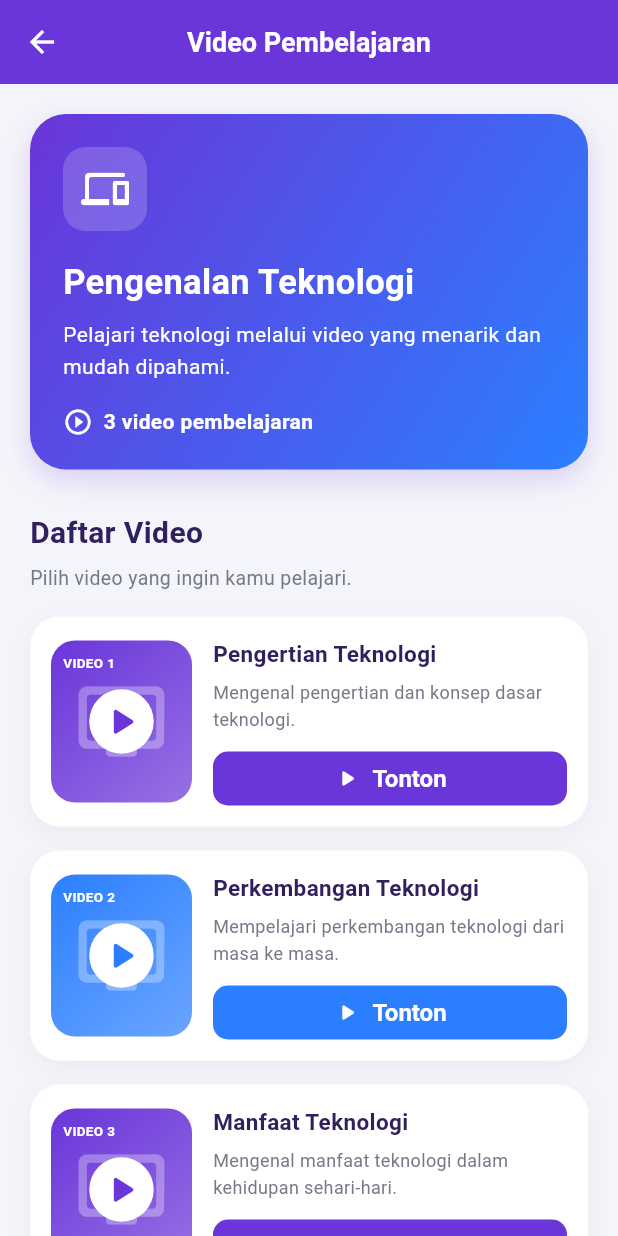
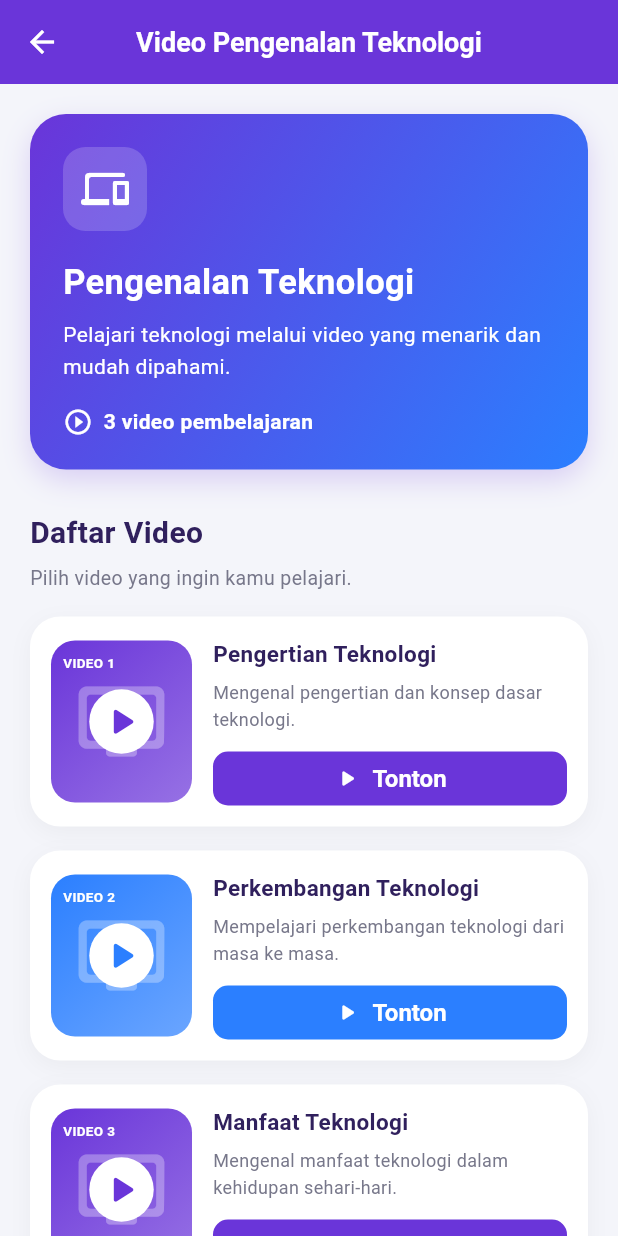
Before and after one commit to Shaniaafni08/TechMate, a Flutter app: the VideoPage screen opened directly, after a tap on "Pengenalan Teknologi", on a phone screen of 412 x 824 dp. Run offline on Flutter 3.47's test engine with Material 3 defaults, Android fonts, the phone set to English and light mode, and no system bars; our stand-ins replace audioplayers, shared_preferences, video_player; accounts and stored records are empty.

Commit message:
Halaman video

```diff
--- a/lib/pages/daftar_video_page.dart
+++ b/lib/pages/daftar_video_page.dart
@@ -1,9 +1,11 @@
+import 'package:flutter/material.dart';
 
-import 'package:flutter/material.dart';
 import 'pemutar_video_page.dart';
 
 class DaftarVideoPage extends StatelessWidget {
-  const DaftarVideoPage({super.key});
+  final String judulMateri;
+
+  const DaftarVideoPage({super.key, required this.judulMateri});
 
   static const Color ungu = Color(0xFF6A35D9);
   static const Color biru = Color(0xFF2B7FFF);
@@ -12,20 +14,17 @@ class DaftarVideoPage extends StatelessWidget {
   static const List<Map<String, String>> daftarVideo = [
     {
       'judul': 'Pengertian Teknologi',
-      'deskripsi':
-          'Mengenal pengertian dan konsep dasar teknologi.',
+      'deskripsi': 'Mengenal pengertian dan konsep dasar teknologi.',
       'file': 'assets/videos/pengenalan_teknologi.mp4',
     },
     {
       'judul': 'Perkembangan Teknologi',
-      'deskripsi':
-          'Mempelajari perkembangan teknologi dari masa ke masa.',
+      'deskripsi': 'Mempelajari perkembangan teknologi dari masa ke masa.',
       'file': 'assets/videos/video1.mp4',
     },
     {
       'judul': 'Manfaat Teknologi',
-      'deskripsi':
-          'Mengenal manfaat teknologi dalam kehidupan sehari-hari.',
+      'deskripsi': 'Mengenal manfaat teknologi dalam kehidupan sehari-hari.',
       'file': 'assets/videos/video2.mp4',
     },
   ];
@@ -35,8 +34,8 @@ class DaftarVideoPage extends StatelessWidget {
     return Scaffold(
       backgroundColor: latar,
       appBar: AppBar(
-        title: const Text(
-          'Video Pembelajaran',
+        title: Text(
+          'Video $judulMateri',
           style: TextStyle(fontWeight: FontWeight.bold),
         ),
         backgroundColor: ungu,
@@ -80,9 +79,9 @@ class DaftarVideoPage extends StatelessWidget {
                   ),
                 ),
                 const SizedBox(height: 18),
-                const Text(
-                  'Pengenalan Teknologi',
-                  style: TextStyle(
+                Text(
+                  judulMateri,
+                  style: const TextStyle(
                     color: Colors.white,
                     fontSize: 23,
                     fontWeight: FontWeight.bold,
@@ -133,10 +132,7 @@ class DaftarVideoPage extends StatelessWidget {
           const SizedBox(height: 6),
           const Text(
             'Pilih video yang ingin kamu pelajari.',
-            style: TextStyle(
-              fontSize: 13,
-              color: Color(0xFF77778A),
-            ),
+            style: TextStyle(fontSize: 13, color: Color(0xFF77778A)),
           ),
           const SizedBox(height: 16),
 
@@ -168,10 +164,7 @@ class DaftarVideoPage extends StatelessWidget {
                       height: 108,
                       decoration: BoxDecoration(
                         gradient: LinearGradient(
-                          colors: [
-                            warna,
-                            warna.withOpacity(0.7),
-                          ],
+                          colors: [warna, warna.withOpacity(0.7)],
                           begin: Alignment.topLeft,
                           end: Alignment.bottomRight,
                         ),
@@ -218,8 +211,7 @@ class DaftarVideoPage extends StatelessWidget {
 
                     Expanded(
                       child: Column(
-                        crossAxisAlignment:
-                            CrossAxisAlignment.start,
+                        crossAxisAlignment: CrossAxisAlignment.start,
                         children: [
                           Text(
                             video['judul']!,
@@ -246,8 +238,7 @@ class DaftarVideoPage extends StatelessWidget {
                                 Navigator.push(
                                   context,
                                   MaterialPageRoute(
-                                    builder: (_) =>
-                                        PemutarVideoPage(
+                                    builder: (_) => PemutarVideoPage(
                                       judul: video['judul']!,
                                       assetPath: video['file']!,
                                     ),
@@ -263,13 +254,11 @@ class DaftarVideoPage extends StatelessWidget {
                                 backgroundColor: warna,
                                 foregroundColor: Colors.white,
                                 elevation: 0,
-                                padding:
-                                    const EdgeInsets.symmetric(
+                                padding: const EdgeInsets.symmetric(
                                   horizontal: 12,
                                 ),
                                 shape: RoundedRectangleBorder(
-                                  borderRadius:
-                                      BorderRadius.circular(10),
+                                  borderRadius: BorderRadius.circular(10),
                                 ),
                               ),
                             ),
--- a/lib/pages/video_page.dart
+++ b/lib/pages/video_page.dart
@@ -73,16 +73,12 @@ class _VideoCard extends StatelessWidget {
     return InkWell(
       borderRadius: BorderRadius.circular(20),
       onTap: () {
-        if (title == 'Pengenalan Teknologi') {
-          Navigator.push(
-            context,
-            MaterialPageRoute(builder: (_) => DaftarVideoPage()),
-          );
-        } else {
-          ScaffoldMessenger.of(context).showSnackBar(
-            SnackBar(content: Text('Video $title belum tersedia.')),
-          );
-        }
+        Navigator.push(
+          context,
+          MaterialPageRoute(builder: (_) => DaftarVideoPage(
+            judulMateri: title,
+          )),
+        );
       },
       child: Container(
         padding: const EdgeInsets.all(16),
```
